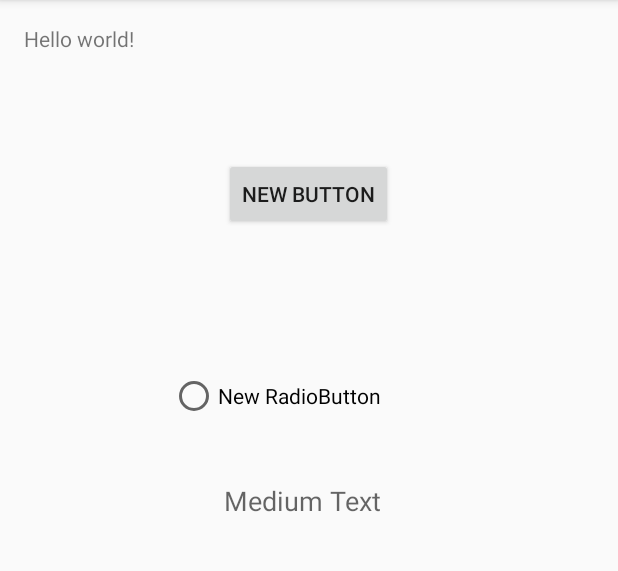
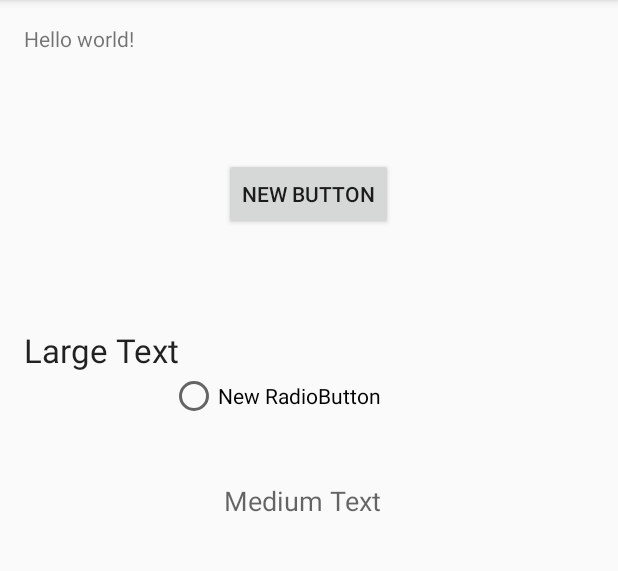
Before and after one commit to Jamestt/MyTestApplication, an Android app: the screen it shows after launch (MainActivity), on a phone screen of 412 x 824 dp, the part 84-655 px from its top. Run offline under Robolectric (Android 15) with nearby library versions, the phone set to English and light mode, and no system bars.

Commit message:
adding more random views

```diff
--- a/app/src/main/res/layout/activity_main.xml
+++ b/app/src/main/res/layout/activity_main.xml
@@ -39,4 +39,14 @@
         android:layout_alignEnd="@+id/textView2"
         android:layout_marginBottom="66dp" />
 
+    <TextView
+        android:layout_width="wrap_content"
+        android:layout_height="wrap_content"
+        android:textAppearance="?android:attr/textAppearanceLarge"
+        android:text="Large Text"
+        android:id="@+id/textView3"
+        android:layout_above="@+id/radioButton"
+        android:layout_alignParentLeft="true"
+        android:layout_alignParentStart="true" />
+
 </RelativeLayout>
```
